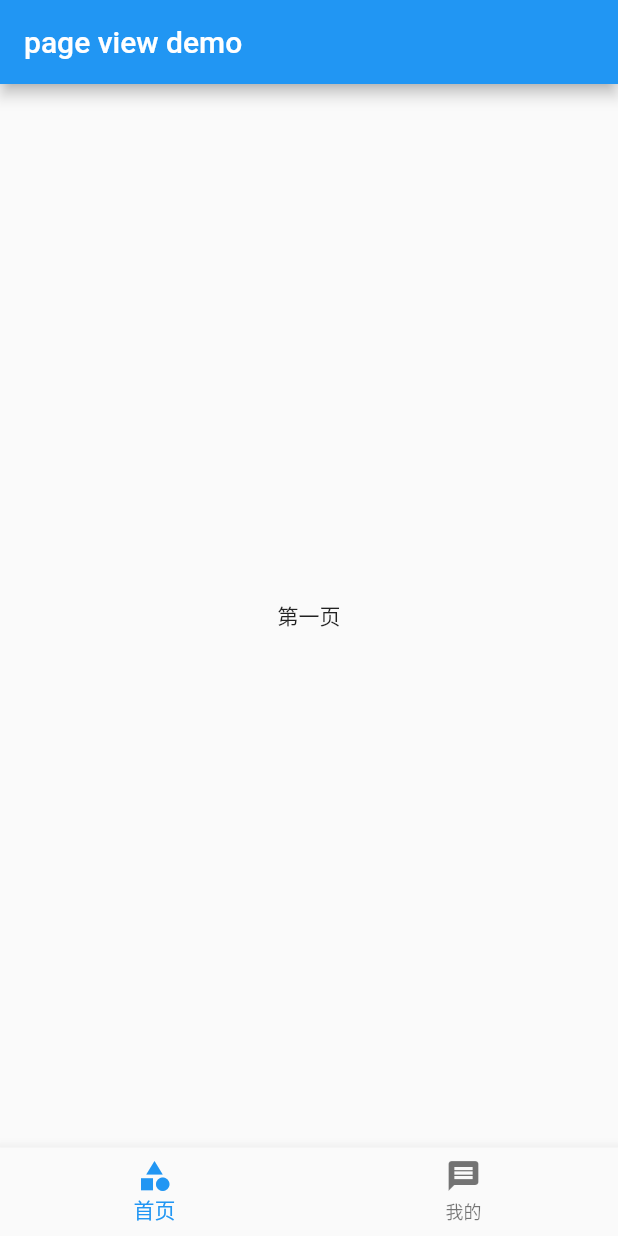
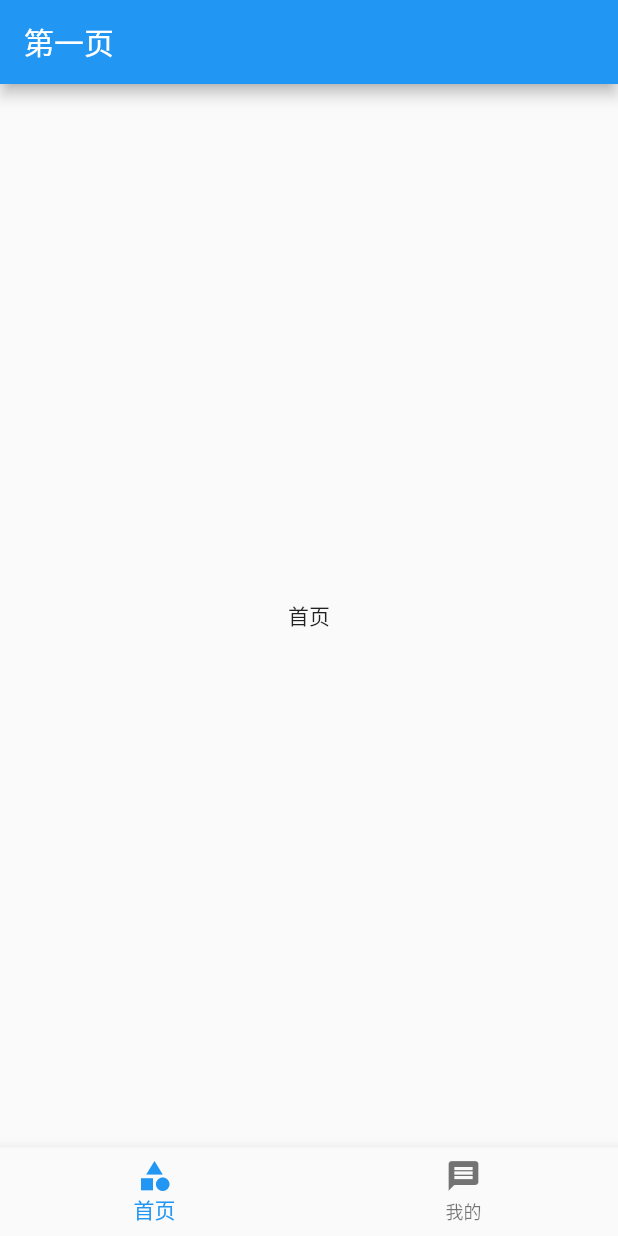
Before and after one commit to jishaofeng89/view_page_demo, a Flutter app: the screen it shows after launch, on a phone screen of 412 x 824 dp. Run offline on Flutter 3.47's test engine with Material 2 defaults, Android fonts, the phone set to English and light mode, and no system bars.

Commit message:
change appbar to pages

```diff
--- a/lib/page1.dart
+++ b/lib/page1.dart
@@ -9,10 +9,15 @@ class Page1 extends StatefulWidget {
 class _Page1State extends State<Page1> {
   @override
   Widget build(BuildContext context) {
-    return Container(
-       child: Center(
-         child: Text('第一页'),
-       ),
+    return Scaffold(
+      appBar: AppBar(
+        title: Text('第一页'),
+      ),
+      body: Container(
+        child: Center(
+          child: Text('首页'),
+        ),
+      ),
     );
   }
 }
```
Also changed, not shown: lib/main.dart (+26 -6 lines), lib/page2.dart (+8 -3 lines).
